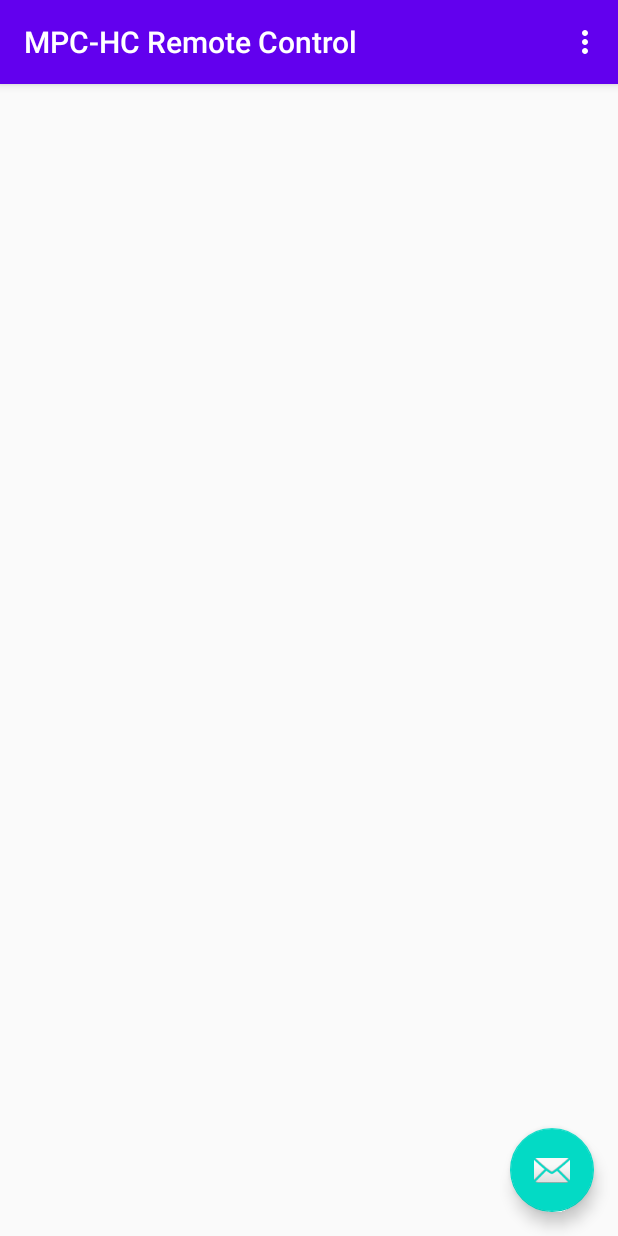
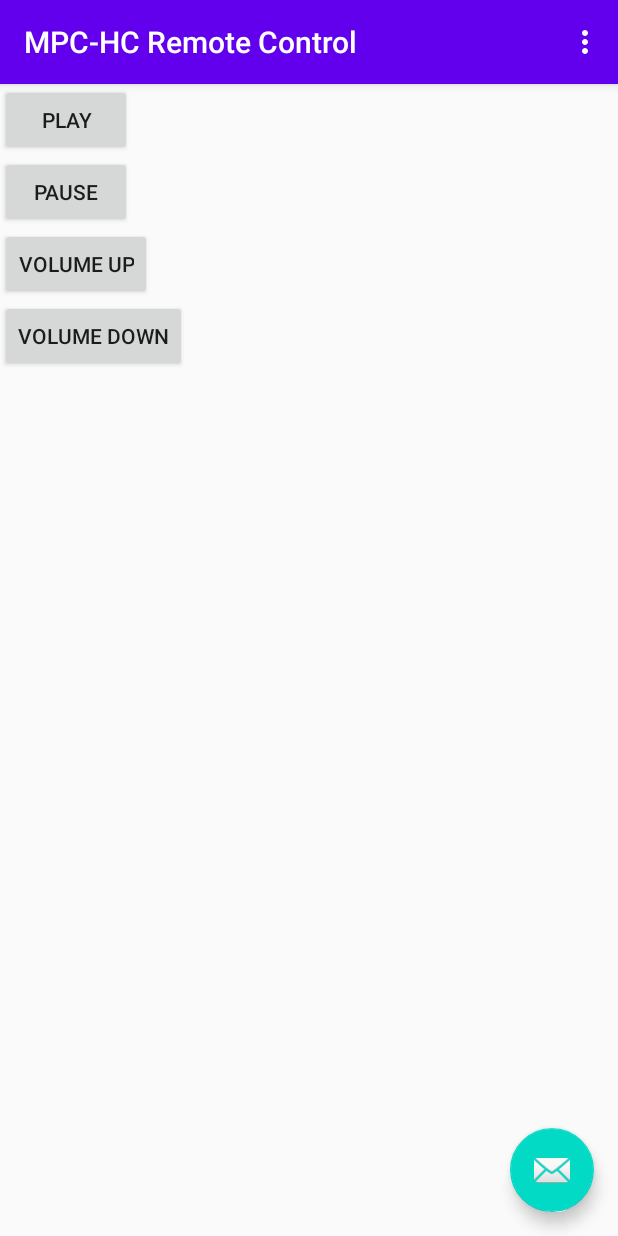
Before and after one commit to burdukowsky/mpc-hc-android, an Android app: the SimpleLayoutFragment screen opened through its navigation route, on a phone screen of 412 x 824 dp. Run offline under Robolectric (Android 15) with nearby library versions, the phone set to English and light mode, and no system bars; 1 statement that could not run was skipped.

Commit message:
first buttons

```diff
--- /dev/null
+++ b/app/src/main/java/tk/burdukowsky/mpc_hc_android/CommandButton.kt
@@ -0,0 +1,41 @@
+package tk.burdukowsky.mpc_hc_android
+
+import android.content.Context
+import android.util.AttributeSet
+import android.widget.Toast
+import androidx.appcompat.widget.AppCompatButton
+
+class CommandButton(context: Context?, attrs: AttributeSet?) : AppCompatButton(context, attrs) {
+
+    init {
+        context?.let {
+            it.theme.obtainStyledAttributes(
+                attrs,
+                R.styleable.CommandButton,
+                0, 0
+            ).apply {
+                try {
+                    val command = getInteger(R.styleable.CommandButton_command, 0)
+                    setOnClickListener {
+                        DoAsync {
+                            try {
+                                CommandService.send(command)
+                            } catch (t: Throwable) {
+                                (context as MainActivity).runOnUiThread {
+                                    Toast.makeText(
+                                        context,
+                                        R.string.send_command_error,
+                                        Toast.LENGTH_SHORT
+                                    ).show()
+                                }
+                            }
+                        }
+                    }
+                } finally {
+                    recycle()
+                }
+            }
+        }
+    }
+
+}
--- a/app/src/main/java/tk/burdukowsky/mpc_hc_android/SimpleLayoutFragment.kt
+++ b/app/src/main/java/tk/burdukowsky/mpc_hc_android/SimpleLayoutFragment.kt
@@ -1,10 +1,10 @@
 package tk.burdukowsky.mpc_hc_android
 
 import android.os.Bundle
-import androidx.fragment.app.Fragment
 import android.view.LayoutInflater
 import android.view.View
 import android.view.ViewGroup
+import androidx.fragment.app.Fragment
 
 class SimpleLayoutFragment : Fragment() {
 
@@ -15,8 +15,4 @@ class SimpleLayoutFragment : Fragment() {
         return inflater.inflate(R.layout.fragment_simple_layout, container, false)
     }
 
-    override fun onViewCreated(view: View, savedInstanceState: Bundle?) {
-        super.onViewCreated(view, savedInstanceState)
-    }
-
 }
--- a/app/src/main/res/layout/fragment_simple_layout.xml
+++ b/app/src/main/res/layout/fragment_simple_layout.xml
@@ -7,4 +7,32 @@
     android:orientation="vertical"
     tools:context=".SimpleLayoutFragment">
 
+    <tk.burdukowsky.mpc_hc_android.CommandButton
+        android:id="@+id/play"
+        android:layout_width="wrap_content"
+        android:layout_height="wrap_content"
+        android:text="play"
+        app:command="play" />
+
+    <tk.burdukowsky.mpc_hc_android.CommandButton
+        android:id="@+id/pause"
+        android:layout_width="wrap_content"
+        android:layout_height="wrap_content"
+        android:text="pause"
+        app:command="pause" />
+
+    <tk.burdukowsky.mpc_hc_android.CommandButton
+        android:id="@+id/volumeUp"
+        android:layout_width="wrap_content"
+        android:layout_height="wrap_content"
+        android:text="volume up"
+        app:command="volume_up" />
+
+    <tk.burdukowsky.mpc_hc_android.CommandButton
+        android:id="@+id/volumeDown"
+        android:layout_width="wrap_content"
+        android:layout_height="wrap_content"
+        android:text="volume down"
+        app:command="volume_down" />
+
 </LinearLayout>
--- a/app/src/main/res/values/strings.xml
+++ b/app/src/main/res/values/strings.xml
@@ -8,4 +8,5 @@
     <string name="confirmation_message">Are you sure?</string>
     <string name="yes">Yes</string>
     <string name="no">No</string>
+    <string name="send_command_error">Error, check your network connection</string>
 </resources>
```
Also changed, not shown: app/src/main/java/tk/burdukowsky/mpc_hc_android/CommandService.kt (added, +29 -0 lines), app/src/main/java/tk/burdukowsky/mpc_hc_android/DoAsync.kt (added, +16 -0 lines), app/src/main/res/values/attrs.xml (added, +29 -0 lines).
